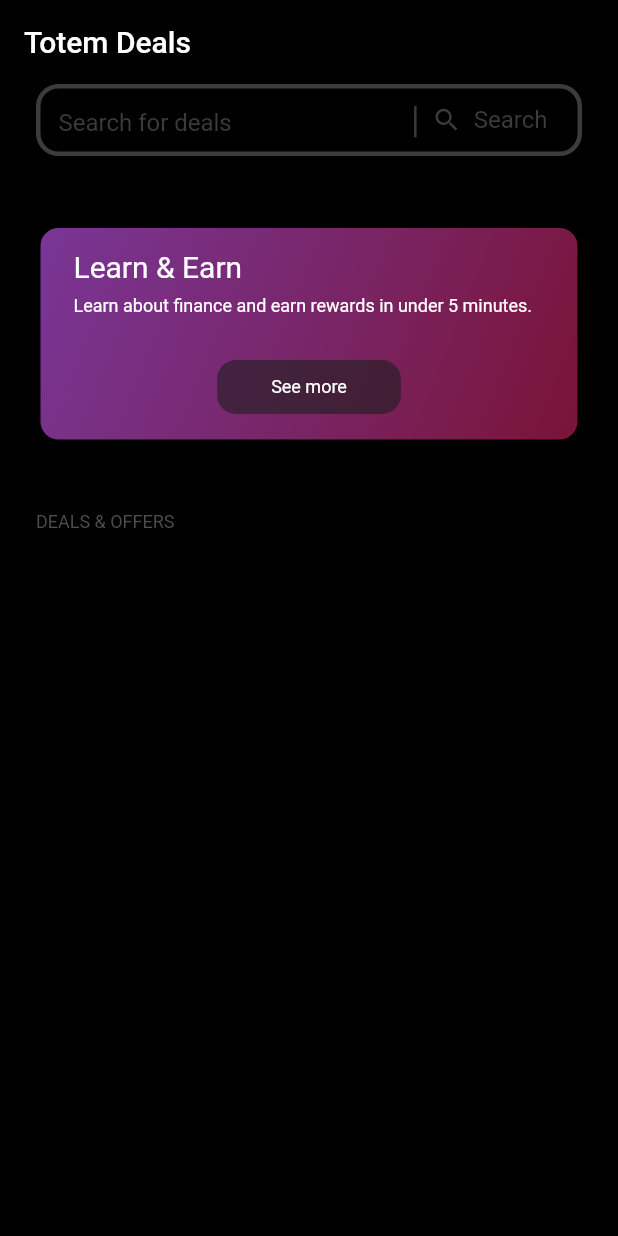
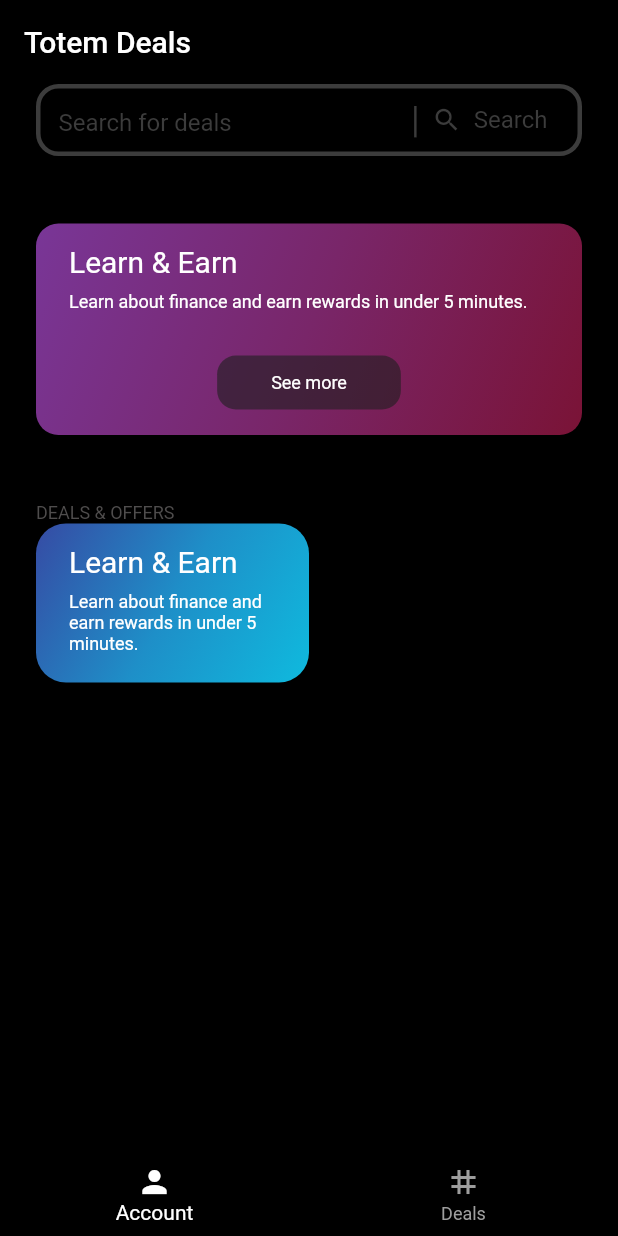
Before and after one commit to mariadoan247/totem_test_features, a Flutter app: the screen it shows after launch, on a phone screen of 412 x 824 dp. Run offline on Flutter 3.47's test engine with Material 2 defaults, Android fonts, the phone set to English and light mode, and no system bars.

Commit message:
Created deals box 1. Working on creating button functionality and adding a row to a column

```diff
--- /dev/null
+++ b/lib/deals_box1.dart
@@ -0,0 +1,70 @@
+import 'package:flutter/material.dart';
+
+class DealsBox1 extends StatelessWidget {
+  const DealsBox1({super.key});
+
+  @override
+  Widget build(BuildContext context) {
+    return FractionallySizedBox(
+      alignment: Alignment.topLeft,
+      widthFactor: 0.5,
+      child: Container(
+        padding: const EdgeInsets.only(
+          left: 22,
+          right: 22,
+          top: 14,
+          bottom: 11,
+        ),
+        decoration: const BoxDecoration(
+          gradient: LinearGradient(
+            begin: Alignment.topLeft,
+            end: Alignment.bottomRight,
+            colors: [
+              Color(0xff364BA4),
+              Color(0xff1E8FC8),
+              Color(0xff0FBADE),
+            ],
+          ),
+          borderRadius: BorderRadius.all(
+            Radius.circular(20),
+          ),
+        ),
+        child: Material(
+          color: Colors.transparent,
+          borderRadius: const BorderRadius.all(
+            Radius.circular(20),
+          ),
+          child: InkWell(
+            onTap: () {},
+            hoverColor: const Color(0x991e1e1e),
+            borderRadius: const BorderRadius.all(
+              Radius.circular(20),
+            ),
+            child: Column(
+              mainAxisSize: MainAxisSize.min,
+              crossAxisAlignment: CrossAxisAlignment.stretch,
+              children: const [
+                Text(
+                  "Learn & Earn",
+                  style: TextStyle(
+                    color: Colors.white,
+                    fontSize: 20,
+                  ),
+                ),
+                SizedBox(height: 8),
+                Text(
+                  "Learn about finance and earn rewards in under 5 minutes.",
+                  style: TextStyle(
+                    color: Colors.white,
+                    fontSize: 12,
+                  ),
+                ),
+                SizedBox(height: 8),
+              ],
+            ),
+          ),
+        ),
+      ),
+    );
+  }
+}
--- a/lib/learn_earn.dart
+++ b/lib/learn_earn.dart
@@ -12,8 +12,8 @@ class LearnEarn extends StatelessWidget {
         top: 14,
         bottom: 11,
       ),
-      decoration: BoxDecoration(
-        gradient: const LinearGradient(
+      decoration: const BoxDecoration(
+        gradient: LinearGradient(
           begin: Alignment.topLeft,
           end: Alignment.bottomRight,
           colors: [
@@ -22,10 +22,7 @@ class LearnEarn extends StatelessWidget {
             Color(0xff7A1336),
           ],
         ),
-        border: Border.all(
-          width: 3,
-        ),
-        borderRadius: const BorderRadius.all(
+        borderRadius: BorderRadius.all(
           Radius.circular(15),
         ),
       ),
@@ -59,11 +56,11 @@ class LearnEarn extends StatelessWidget {
               style: TextButton.styleFrom(
                 shape: RoundedRectangleBorder(
                     borderRadius: BorderRadius.circular(12.5)),
-                textStyle: TextStyle(
+                textStyle: const TextStyle(
                   fontSize: 12,
                   fontWeight: FontWeight.w400,
                 ),
-                backgroundColor: Color(0x991e1e1e),
+                backgroundColor: const Color(0x991e1e1e),
                 foregroundColor: Colors.white,
               ),
               child: const Padding(
--- a/lib/main.dart
+++ b/lib/main.dart
@@ -1,6 +1,7 @@
 import 'package:flutter/material.dart';
 import 'package:totem_test_app/learn_earn.dart';
 import 'package:totem_test_app/search.dart';
+import 'package:totem_test_app/deals_box1.dart';
 
 void main() {
   runApp(const MyApp());
@@ -40,10 +41,26 @@ class _MyHomePageState extends State<MyHomePage> {
         backgroundColor: Colors.black,
       ),
       backgroundColor: Colors.black,
+      bottomNavigationBar: BottomNavigationBar(
+        selectedItemColor: Colors.white,
+        unselectedItemColor: Colors.grey,
+        backgroundColor: Colors.black,
+        items: const [
+          BottomNavigationBarItem(
+            icon: Icon(Icons.person),
+            label: "Account",
+          ),
+          BottomNavigationBarItem(
+            icon: Icon(Icons.tag),
+            label: "Deals",
+          ),
+        ],
+      ),
       body: Padding(
         padding: const EdgeInsets.symmetric(horizontal: 24.0),
         child: SingleChildScrollView(
           child: Column(
+            mainAxisAlignment: MainAxisAlignment.spaceEvenly,
             crossAxisAlignment: CrossAxisAlignment.stretch,
             children: const [
               SearchBox(),
@@ -57,6 +74,17 @@ class _MyHomePageState extends State<MyHomePage> {
                   fontSize: 12,
                 ),
               ),
+              DealsBox1(),
+              // SizedBox(
+              //   height: 45,
+              //   child: Row(
+              //     mainAxisSize: MainAxisSize.min,
+              //     children: const [
+              //       DealsBox1(),
+              //       DealsBox1(),
+              //     ],
+              //   ),
+              // ),
             ],
           ),
         ),
```
